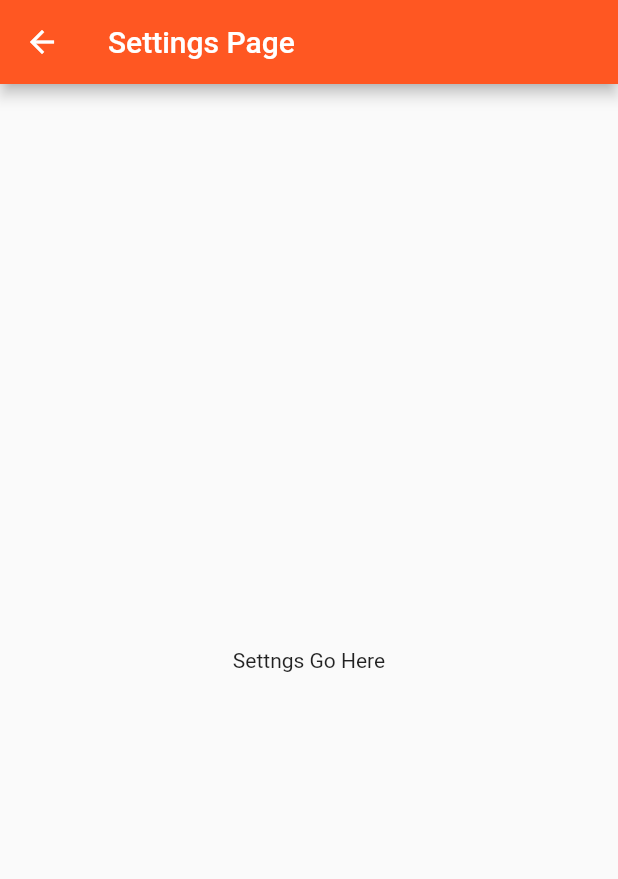
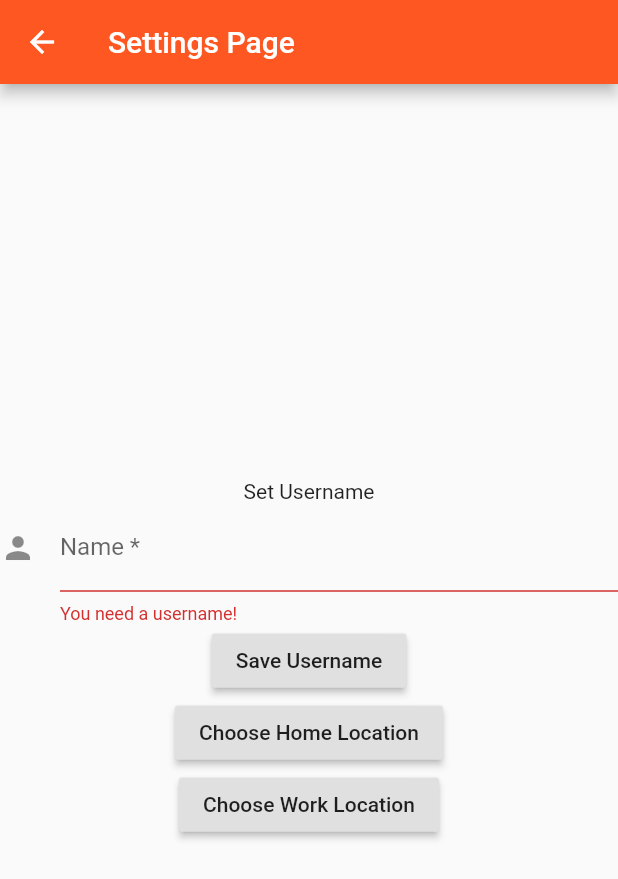
Before and after one commit to dcm0/Flutter_PVT, a Flutter app: the screen it shows after launch, after a tap on the "settings applications" icon, on a phone screen of 412 x 824 dp. Shown: the top 879 px of the screen. Run offline on Flutter 3.47's test engine with Material 2 defaults, Android fonts, the phone set to English and light mode, and no system bars; our stand-ins replace google_maps_flutter; missing offline and left inert: google_map_location_picker.

Commit message:
Video 3
Set State, Text Input, and Dart Plugins for Google Map location picking

```diff
--- a/pvt_stalker/lib/main.dart
+++ b/pvt_stalker/lib/main.dart
@@ -1,5 +1,9 @@
 import 'package:flutter/material.dart';
 import 'workerData.dart';
+import 'package:google_map_location_picker/google_map_location_picker.dart';
+import 'package:google_maps_flutter/google_maps_flutter.dart';
+
+
 
 void main() => runApp(MyApp());
 
@@ -28,6 +32,7 @@ class MyHomePage extends StatefulWidget {
 class _MyHomePageState extends State<MyHomePage> {
   int _counter = 0;
   StalkerModel _stalkerModel = new StalkerModel();
+  String apiKey = '_________________';
 
   void _incrementCounter() {
     setState(() {
@@ -88,7 +93,11 @@ class _MyHomePageState extends State<MyHomePage> {
               onPressed: (){},
             ),
             IconButton(icon: Icon(Icons.refresh),
-              onPressed: (){},
+              onPressed: (){
+                setState(() {
+                  _stalkerModel.coWorkers.shuffle();
+                });
+              },
             ),
           ],
           ),
@@ -98,7 +107,7 @@ class _MyHomePageState extends State<MyHomePage> {
 
   //SETTINGS PAGE
   void openPage(BuildContext context){
-
+      final _usernameController = TextEditingController();
       Navigator.push(context, MaterialPageRoute(
         builder: (BuildContext context) {
             return Scaffold(
@@ -110,8 +119,46 @@ class _MyHomePageState extends State<MyHomePage> {
                     mainAxisAlignment: MainAxisAlignment.center,
                     children: <Widget>[
                       Text(
-                        'Settngs Go Here',
+                        'Set Username',
                       ),
+                      TextFormField(
+                          controller: _usernameController,
+                          autovalidate: true,
+                          decoration: const InputDecoration(
+                            icon: Icon(Icons.person),
+                            hintText: 'What do people call you?',
+                            labelText: 'Name *',
+                          ),
+                          validator: (String value) {
+                            if(value.isEmpty){
+                              return 'You need a username!';
+                            }
+                            return value.contains('@') ? 'Do not use the @ char.' : null;
+                          },
+                        ),
+                        RaisedButton(
+                          onPressed: (){
+                             String username = _usernameController.text;
+                             _stalkerModel.myself.username = username;
+                          },
+                          child: Text('Save Username'),
+                        ),
+                         RaisedButton(
+                          onPressed: () async{
+                             LocationResult result = await showLocationPicker(context, apiKey);
+                             //print(' Lat: ${result.latLng.latitude} Long: ${result.latLng.longitude}');
+                             _stalkerModel.homeLocation = result.latLng;
+                          },
+                          child: Text('Choose Home Location'),
+                        ),
+                        RaisedButton(
+                          onPressed: () async{
+                             LocationResult result = await showLocationPicker(context, apiKey);
+                             //print(' Lat: ${result.latLng.latitude} Long: ${result.latLng.longitude}');
+                             _stalkerModel.workLocation = result.latLng;
+                          },
+                          child: Text('Choose Work Location'),
+                        )
                     ],
                   ),
                  )
--- a/pvt_stalker/lib/workerData.dart
+++ b/pvt_stalker/lib/workerData.dart
@@ -1,4 +1,4 @@
-
+import 'package:google_maps_flutter/google_maps_flutter.dart';
 
 class CoWorker{
 
@@ -23,7 +23,9 @@ class StalkerModel{
   List<CoWorker> coWorkers;
   CoWorker myself;
   //home location
+  LatLng homeLocation;
   //work location
+  LatLng workLocation;
 
   StalkerModel(){
     myself = new CoWorker(username: 'Donny', location: WorkerLocations.unknown, lastUpdate: DateTime.now());
--- a/pvt_stalker/pubspec.yaml
+++ b/pvt_stalker/pubspec.yaml
@@ -23,6 +23,7 @@ dependencies:
   # The following adds the Cupertino Icons font to your application.
   # Use with the CupertinoIcons class for iOS style icons.
   cupertino_icons: ^0.1.2
+  google_map_location_picker: ^3.2.1+2
 
 dev_dependencies:
   flutter_test:
```
Also changed, not shown: 8 other files.
